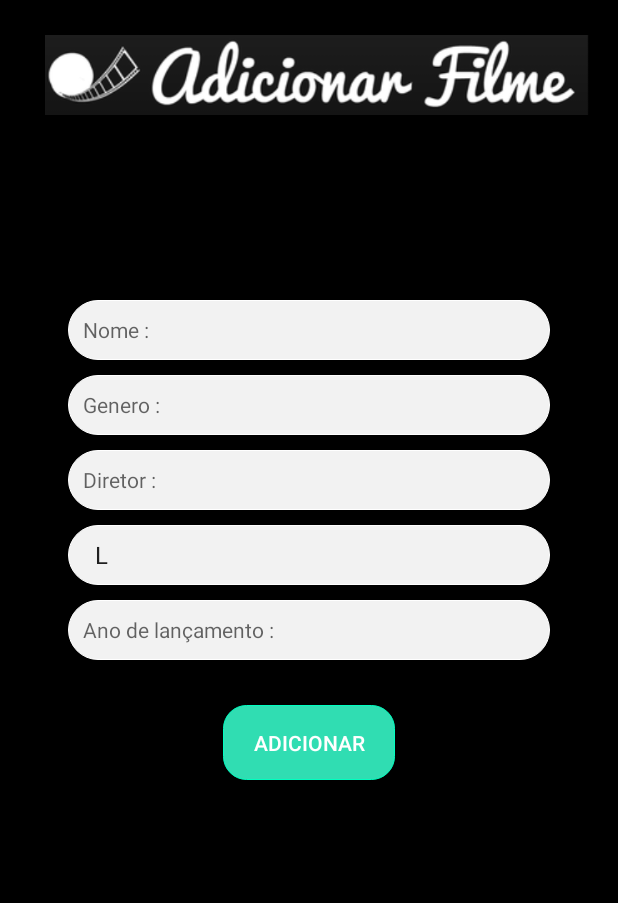
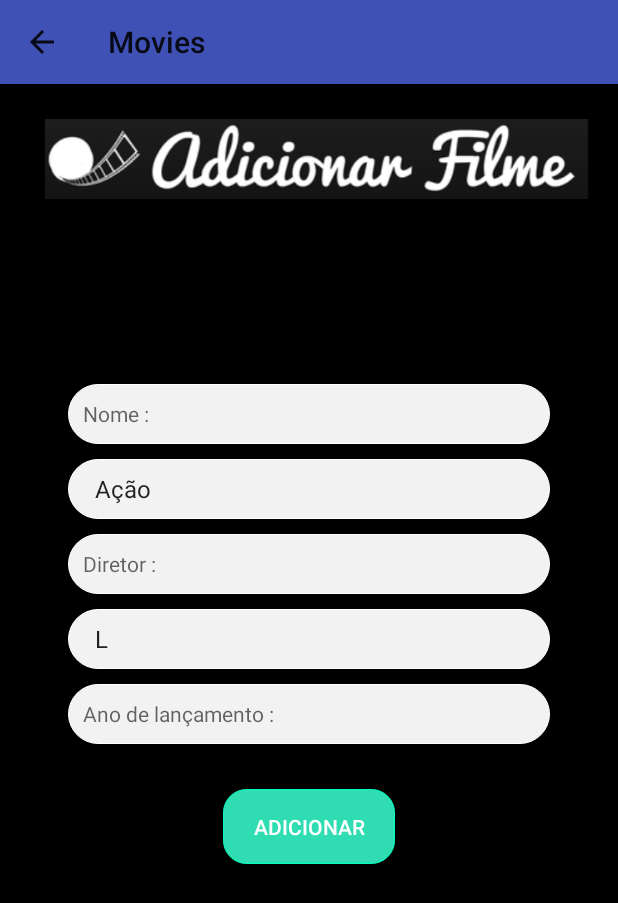
Before and after one commit to mtgo007/TP-01, an Android app: the AddFilme screen opened directly, with no data from a screen before it, on a phone screen of 412 x 824 dp. Shown: the top 903 px of the screen. Run offline under Robolectric (Android 15) with nearby library versions, the phone set to English and light mode, and no system bars; our stand-ins replace Firebase (no records; nobody signed in at launch, a user with empty details on screens opened directly); 1 statement that could not run was skipped.

Commit message:
Ajustes finais

```diff
--- a/app/build.gradle
+++ b/app/build.gradle
@@ -36,4 +36,5 @@ dependencies {
 
 
 
+
 apply plugin: 'com.google.gms.google-services'
--- a/app/src/main/java/com/mtgo007/movies/AddFilme.java
+++ b/app/src/main/java/com/mtgo007/movies/AddFilme.java
@@ -1,5 +1,6 @@
 package com.mtgo007.movies;
 
+import android.app.ActionBar;
 import android.graphics.Typeface;
 import android.support.v7.app.AppCompatActivity;
 import android.os.Bundle;
@@ -26,24 +27,31 @@ public class AddFilme extends AppCompatActivity {
     protected void onCreate(Bundle savedInstanceState) {
         super.onCreate(savedInstanceState);
         setContentView(R.layout.activity_add_filme);
-        //Dados fonte
-//
-//        titulo = (TextView)findViewById(R.id.adicionar_titulo);
-//        Typeface myCustomFont=Typeface.createFromAsset(getAssets(),"fonts/cantate_beveled.ttf");
-//        titulo.setTypeface(myCustomFont);
+
+        android.support.v7.app.ActionBar actionBar = getSupportActionBar();
+        actionBar.setDisplayHomeAsUpEnabled(true);
 
         //Dados do Bundle
         Bundle args = this.getIntent().getExtras();
         final String name = args.getString("User");
 
         //select
-        final Spinner spinner = (Spinner) findViewById(R.id.faixaEtaria);
+        final Spinner faixa = (Spinner) findViewById(R.id.faixaEtaria);
         // Create an ArrayAdapter using the string array and a default spinner layout
-        ArrayAdapter<CharSequence> adapter = ArrayAdapter.createFromResource(this, R.array.faixaEtaria, android.R.layout.simple_spinner_item);
+        ArrayAdapter<CharSequence> faixa_adapter = ArrayAdapter.createFromResource(this, R.array.faixaEtaria, android.R.layout.simple_spinner_item);
         // Specify the layout to use when the list of choices appears
-        adapter.setDropDownViewResource(android.R.layout.simple_spinner_dropdown_item);
+        faixa_adapter.setDropDownViewResource(android.R.layout.simple_spinner_dropdown_item);
         // Apply the adapter to the spinner
-        spinner.setAdapter(adapter);
+        faixa.setAdapter(faixa_adapter);
+
+        //select
+        final Spinner genero_spinner = (Spinner) findViewById(R.id.genero);
+        // Create an ArrayAdapter using the string array and a default spinner layout
+        ArrayAdapter<CharSequence> genero_adapter = ArrayAdapter.createFromResource(this, R.array.generos, android.R.layout.simple_spinner_item);
+        // Specify the layout to use when the list of choices appears
+        genero_adapter.setDropDownViewResource(android.R.layout.simple_spinner_dropdown_item);
+        // Apply the adapter to the spinner
+        genero_spinner.setAdapter(genero_adapter);
 
         //inicia db
         mDatabase = FirebaseDatabase.getInstance().getReference();
@@ -51,7 +59,6 @@ public class AddFilme extends AppCompatActivity {
         //dados do formulário
         Button btn = findViewById(R.id.add);
         final EditText nome = findViewById(R.id.nome);
-        final EditText genero = findViewById(R.id.genero);
         final EditText diretor = findViewById(R.id.diretor);
         final EditText ano = findViewById(R.id.ano);
 
@@ -59,11 +66,10 @@ public class AddFilme extends AppCompatActivity {
         btn.setOnClickListener(new View.OnClickListener() {
             @Override
             public void onClick(View v) {
-                String faixa = spinner.getSelectedItem().toString();
-                System.out.println(faixa);
-                Filme filme = new Filme(nome.getText().toString(), genero.getText().toString(), diretor.getText().toString(), faixa ,Integer.parseInt(ano.getText().toString()));
+                String censura = faixa.getSelectedItem().toString();
+                String genero = genero_spinner.getSelectedItem().toString();
+                Filme filme = new Filme(nome.getText().toString(), genero, diretor.getText().toString(), censura ,Integer.parseInt(ano.getText().toString()));
                 mDatabase.child("users").child(name).child("Filmes").child(filme.getNome()).setValue(filme);
-                Toast.makeText(AddFilme.this, "Filme Adicionado com sucesso", Toast.LENGTH_SHORT);
                 Toast.makeText(AddFilme.this,"Filme Adicionado com Sucesso", Toast.LENGTH_LONG).show();
                 AddFilme.this.finish();
             }
--- a/app/src/main/java/com/mtgo007/movies/Cadastar.java
+++ b/app/src/main/java/com/mtgo007/movies/Cadastar.java
@@ -1,5 +1,6 @@
 package com.mtgo007.movies;
 
+import android.app.ActionBar;
 import android.support.v7.app.AppCompatActivity;
 import android.os.Bundle;
 import android.view.View;
@@ -18,6 +19,9 @@ public class Cadastar extends AppCompatActivity {
     protected void onCreate(Bundle savedInstanceState) {
         super.onCreate(savedInstanceState);
         setContentView(R.layout.activity_cadastar);
+
+        android.support.v7.app.ActionBar actionBar = getSupportActionBar();
+        actionBar.setDisplayHomeAsUpEnabled(true);
 
         Button btn = findViewById(R.id.cad);
         final EditText user = findViewById(R.id.Username);
--- a/app/src/main/res/layout/activity_add_filme.xml
+++ b/app/src/main/res/layout/activity_add_filme.xml
@@ -84,21 +84,21 @@
         android:id="@+id/nome"
 
         />
-    <AutoCompleteTextView
+    <Spinner
+        android:id="@+id/genero"
         android:layout_width="match_parent"
         android:layout_height="40dp"
-        android:hint="Genero :"
+        android:layout_marginBottom="10dp"
+        android:layout_marginEnd="15dp"
+        android:layout_marginStart="15dp"
         android:background="@drawable/rounded_white"
-        android:layout_marginStart="15dp"
-        android:layout_marginEnd="15dp"
-        android:textSize="14sp"
         android:drawablePadding="5dp"
         android:paddingStart="10dp"
-        android:inputType="textPassword"
-        android:id="@+id/genero"
-        android:layout_marginBottom="10dp"
+        android:textSize="14sp"
+        android:spinnerMode="dialog"
 
         />
+
     <AutoCompleteTextView
         android:layout_width="match_parent"
         android:layout_height="40dp"
@@ -109,7 +109,7 @@
         android:textSize="14sp"
         android:drawablePadding="5dp"
         android:paddingStart="10dp"
-        android:inputType="textPassword"
+        android:inputType="text"
         android:id="@+id/diretor"
         android:layout_marginBottom="10dp"
 
@@ -156,7 +156,7 @@
         android:textSize="14sp"
         android:drawablePadding="5dp"
         android:paddingStart="10dp"
-        android:inputType="textPassword"
+        android:inputType="number"
         android:id="@+id/ano"
         android:layout_marginBottom="10dp"
 
--- a/app/src/main/res/values/strings.xml
+++ b/app/src/main/res/values/strings.xml
@@ -9,5 +9,13 @@
         <item>16</item>
         <item>18</item>
     </string-array>
+    <string-array name="generos">
+        <item>Ação</item>
+        <item>Comédia</item>
+        <item>Drama</item>
+        <item>Ficção Cientifíca</item>
+        <item>Aventura</item>
+        <item>Terror</item>
+    </string-array>
     <string name="Senha">Senha</string>
 </resources>
--- a/app/src/main/res/values/styles.xml
+++ b/app/src/main/res/values/styles.xml
@@ -1,13 +1,15 @@
 <resources>
 
     <!-- Base application theme. -->
-    <style name="AppTheme" parent="Theme.AppCompat.Light.NoActionBar">
+    <style name="AppTheme" parent="Theme.AppCompat.Light">
         <!-- Customize your theme here. -->
         <item name="colorPrimary">@color/colorPrimary</item>
         <item name="colorPrimaryDark">@color/colorPrimaryDark</item>
         <item name="colorAccent">@color/colorAccent</item>
     </style>
-
+    <style name="MyActionBarTitle" parent="@style/TextAppearance.AppCompat.Widget.ActionBar.Title">
+        <item name="android:textColor">#FFF</item>
+    </style>
     <style name="AppTheme.NoActionBar">
         <item name="windowActionBar">false</item>
         <item name="windowNoTitle">true</item>
```
Also changed, not shown: app/src/main/AndroidManifest.xml (+10 -3 lines), app/src/main/java/com/mtgo007/movies/FilmesAdapter.java (+9 -54 lines), app/src/main/java/com/mtgo007/movies/ListaFilmes.java (+11 -1 lines), app/src/main/java/com/mtgo007/movies/details.java (added, +118 -0 lines), app/src/main/res/layout/activity_details.xml (added, +81 -0 lines), app/src/main/res/layout/filme_layout.xml (+0 -7 lines).
